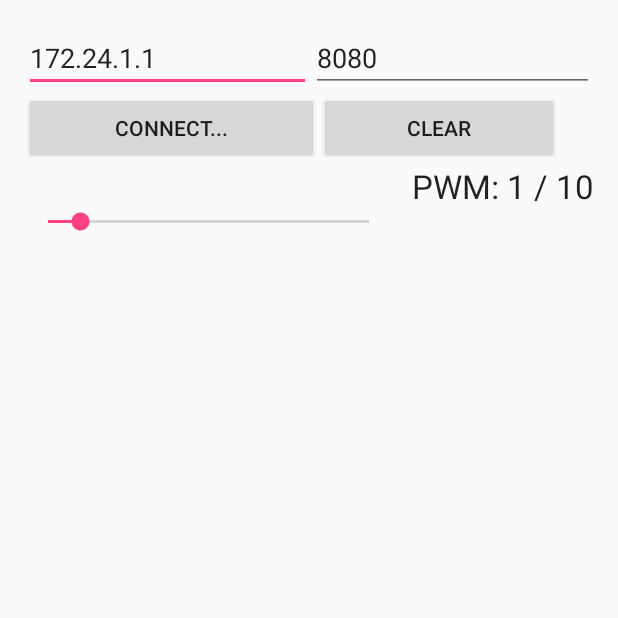
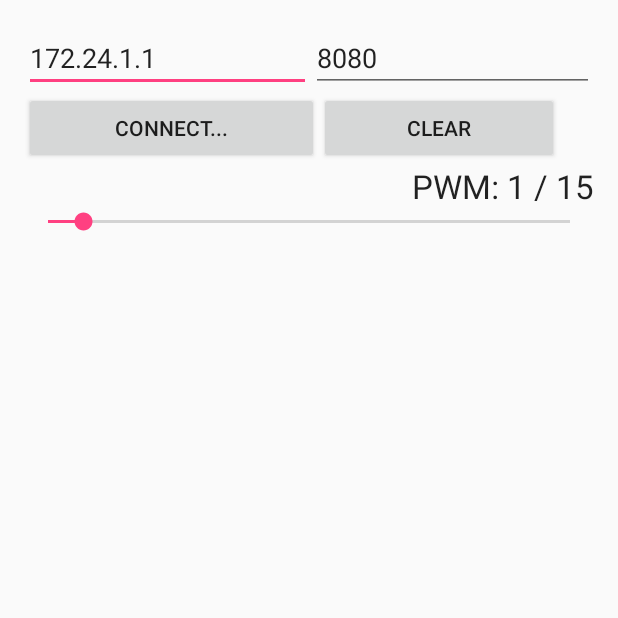
Before and after one commit to cichu28/mojerepozytorium, an Android app: the screen it shows after launch (MainActivity), on a phone screen of 412 x 824 dp, the top half of it. Run offline under Robolectric (Android 15) with nearby library versions, the phone set to English and light mode, and no system bars.

Commit message:
variables in one place update

```diff
--- a/app/src/main/java/com/example/marcin/clientservertutorial/MainActivity.java
+++ b/app/src/main/java/com/example/marcin/clientservertutorial/MainActivity.java
@@ -35,6 +35,8 @@ public class MainActivity extends Activity {
     MyClientTask myClientTask;
     private static SeekBar seekBarPWM;
     private static TextView textViewPWM;
+    OutputStream byteArrayOutputStream;
+    Socket socket;
 
     @Override
     protected void onCreate(Bundle savedInstanceState) {
@@ -130,15 +132,11 @@ public class MainActivity extends Activity {
             // *** WYSYŁAM
             try
             {
-                Socket socket = new Socket("172.24.1.1", 8080);
-                OutputStream byteArrayOutputStream = socket.getOutputStream();
-
+                socket = new Socket("172.24.1.1", 8080);
+                byteArrayOutputStream = socket.getOutputStream();
                 byte[] buffer = new byte[1024];
-
                 buffer[0] = (byte)PWM;
                 byteArrayOutputStream.write(buffer);
-                int bytesRead;
-
                 socket.close(); // na koniec appki wypierdolic
             }
 
--- a/app/src/main/res/layout/activity_main.xml
+++ b/app/src/main/res/layout/activity_main.xml
@@ -74,12 +74,14 @@
         android:layout_gravity="right" />
 
     <SeekBar
-        android:layout_width="246dp"
+        android:layout_width="match_parent"
         android:layout_height="wrap_content"
         android:id="@+id/seekBar"
         android:focusableInTouchMode="false"
-        android:max="10"
+        android:max="15"
         android:progress="1"
-        android:indeterminate="false" />
+        android:indeterminate="false"
+        android:mirrorForRtl="false"
+        android:layout_gravity="center_horizontal" />
 
 </LinearLayout>
```
